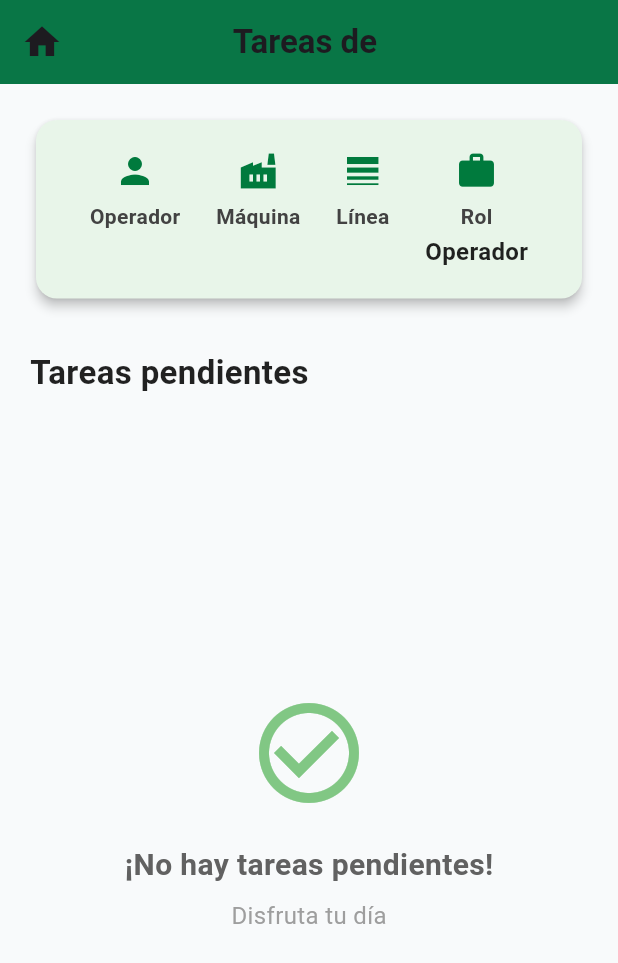
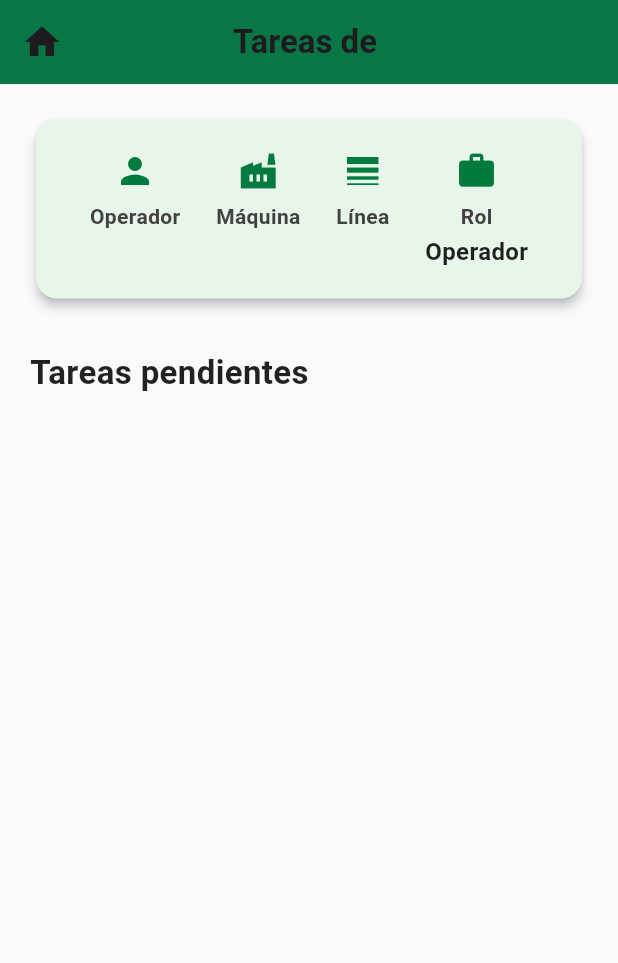
Before and after one commit to EmilioGomex/demo1, a Flutter app: the TareasScreen screen opened directly with empty values, on a phone screen of 412 x 824 dp. Shown: the top 963 px of the screen. Run offline on Flutter 3.47's test engine with Material 3 defaults, Android fonts, the phone set to English and light mode, and no system bars; our stand-ins replace supabase_flutter; accounts and stored records are empty.

Commit message:
Mensaje de commit

```diff
--- a/lib/app/screens/tareas_screen.dart
+++ b/lib/app/screens/tareas_screen.dart
@@ -1,8 +1,9 @@
 import 'package:flutter/material.dart';
+import 'package:flutter/gestures.dart'; // Import necesario para PointerDeviceKind
 import '../../supabase_manager.dart';
 import 'package:intl/intl.dart';
 import 'pasos_tarea_screen.dart';
-import 'bienvenida_screen.dart'; // Asegúrate de importar tu pantalla de bienvenida
+import 'bienvenida_screen.dart'; // Importa tu pantalla de bienvenida
 
 class TareasScreen extends StatefulWidget {
   final String idOperador;
@@ -193,9 +194,12 @@ class _TareasScreenState extends State<TareasScreen> {
                           child: Row(
                             mainAxisAlignment: MainAxisAlignment.spaceAround,
                             children: [
-                              _infoItem(Icons.person, 'Operador', operador?['nombreoperador'] ?? '-'),
-                              _infoItem(Icons.factory, 'Máquina', operador?['maquinas']?['nombre'] ?? '-'),
-                              _infoItem(Icons.line_weight, 'Línea', operador?['linea'] ?? '-'),
+                              _infoItem(Icons.person, 'Operador',
+                                  operador?['nombreoperador'] ?? '-'),
+                              _infoItem(Icons.factory, 'Máquina',
+                                  operador?['maquinas']?['nombre'] ?? '-'),
+                              _infoItem(Icons.line_weight, 'Línea',
+                                  operador?['linea'] ?? '-'),
                               _infoItem(Icons.work, 'Rol', 'Operador'),
                             ],
                           ),
@@ -211,16 +215,23 @@ class _TareasScreenState extends State<TareasScreen> {
                       ),
                       SizedBox(height: 16),
                       Expanded(
-                        child: tareasAsignadas.isEmpty
-                            ? _sinTareasWidget()
-                            : ListView.builder(
-                                physics: AlwaysScrollableScrollPhysics(),
+                        child: ScrollConfiguration(
+                          behavior: ScrollConfiguration.of(context).copyWith(
+                            dragDevices: {
+                              PointerDeviceKind.touch,
+                              PointerDeviceKind.mouse,
+                              PointerDeviceKind.trackpad,
+                            },
+                          ),
+                          child: ListView.builder(
+                            physics: ClampingScrollPhysics(),
                             itemCount: tareasAsignadas.length,
                             itemBuilder: (context, index) {
                               final registro = tareasAsignadas[index];
                               final tarea = registro['tareas'];
                               final estado = registro['estado'] ?? 'Pendiente';
-                                  final fechaLimiteRaw = registro['fecha_limite']?.toString() ?? '-';
+                              final fechaLimiteRaw =
+                                  registro['fecha_limite']?.toString() ?? '-';
                               final fechaLimite = _formatearFechaLimite(fechaLimiteRaw);
 
                               return Card(
@@ -234,8 +245,7 @@ class _TareasScreenState extends State<TareasScreen> {
                                   title: Text(
                                     tarea['nombre_tarea'] ?? 'Sin nombre',
                                     style: TextStyle(
-                                            fontWeight: FontWeight.bold,
-                                            fontSize: 18),
+                                        fontWeight: FontWeight.bold, fontSize: 18),
                                   ),
                                   subtitle: Text(
                                     'Frecuencia: ${tarea['frecuencia'] ?? '-'}',
@@ -270,6 +280,7 @@ class _TareasScreenState extends State<TareasScreen> {
                                 ),
                               );
                             },
+                          ),
                         ),
                       )
                     ],
@@ -307,7 +318,8 @@ class _TareasScreenState extends State<TareasScreen> {
           SizedBox(height: 20),
           Text(
             '¡No hay tareas pendientes!',
-            style: TextStyle(fontSize: 20, color: Colors.grey.shade700, fontWeight: FontWeight.bold),
+            style: TextStyle(
+                fontSize: 20, color: Colors.grey.shade700, fontWeight: FontWeight.bold),
           ),
           SizedBox(height: 8),
           Text(
```
Lines whose indentation alone changed are shown as unchanged.
